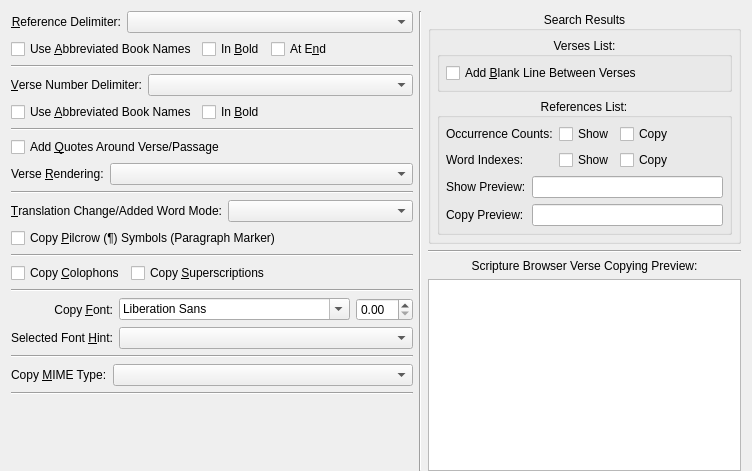
The window that programs/KJVCanOpener/ConfigCopyOptions.ui (dewhisna/KingJamesPureBibleSearch) describes before a commit, drawn with Qt 5.
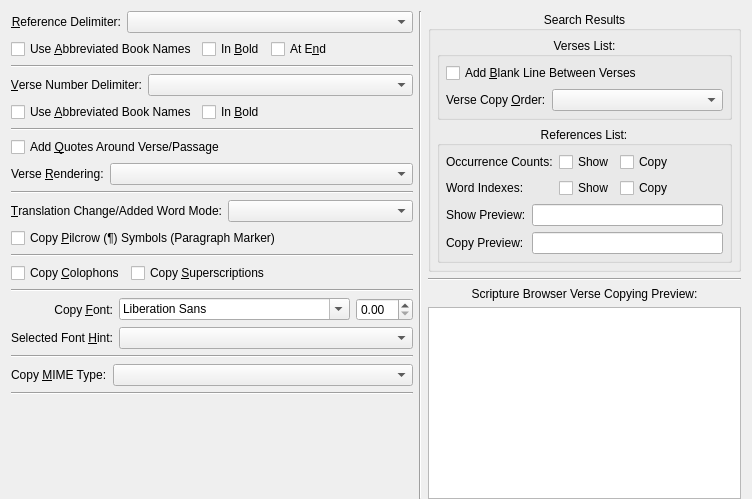
The same window after the commit. Custom widgets are drawn as their Qt base class.

Commit message: Added new Search Results Verse Copy Order selection to the Copy Options persistent settings and KJVConfiguration for Selected Order, Bible Ascending, and Bible Descending, but still need to hook it up to the copy and drag-and-drop functions to do the actual sorting.

Patch:
```diff
--- a/programs/KJVCanOpener/ConfigCopyOptions.ui
+++ b/programs/KJVCanOpener/ConfigCopyOptions.ui
@@ -441,6 +441,30 @@
            </property>
           </widget>
          </item>
+         <item row="1" column="0">
+          <layout class="QHBoxLayout" name="horizontalLayout_9">
+           <item>
+            <widget class="QLabel" name="lblSearchResultsVerseCopyOrder">
+             <property name="text">
+              <string>Verse Copy &amp;Order:</string>
+             </property>
+             <property name="buddy">
+              <cstring>comboBoxSearchResultsVerseCopyOrder</cstring>
+             </property>
+            </widget>
+           </item>
+           <item>
+            <widget class="QComboBox" name="comboBoxSearchResultsVerseCopyOrder">
+             <property name="sizePolicy">
+              <sizepolicy hsizetype="Preferred" vsizetype="Fixed">
+               <horstretch>10</horstretch>
+               <verstretch>0</verstretch>
+              </sizepolicy>
+             </property>
+            </widget>
+           </item>
+          </layout>
+         </item>
         </layout>
        </widget>
       </item>
```
Left out of the diff: 7 changed lines with no effect on the pictures. The commit also changes 5 other files.
